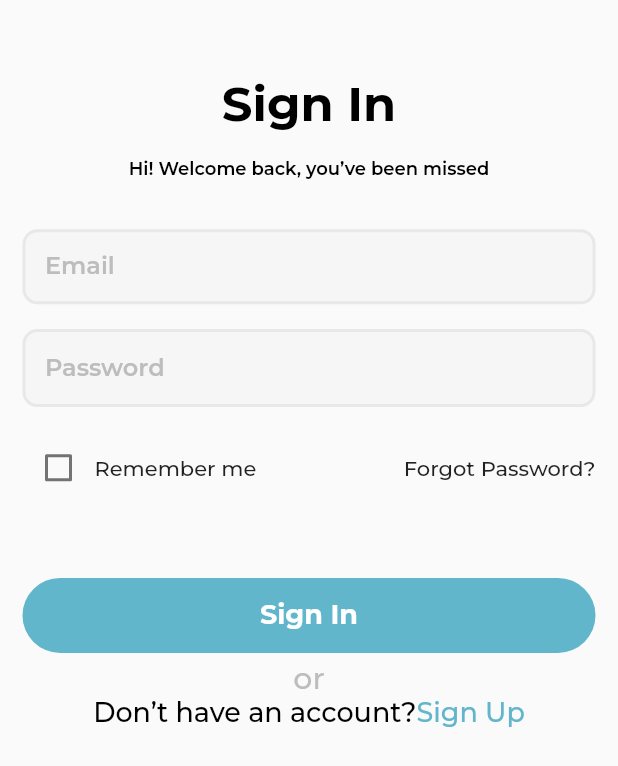
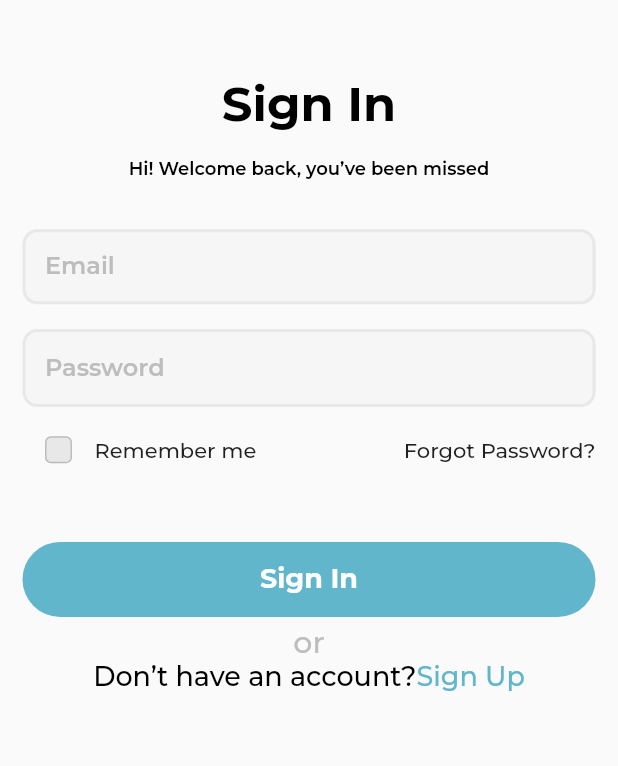
Before and after one commit to shahbazakon/Findme, a Flutter app: the SignInScreen screen opened directly, on a phone screen of 412 x 824 dp. Shown: the top 766 px of the screen. Run offline on Flutter 3.47's test engine with Material 2 defaults, Android fonts, the phone set to English and light mode, and no system bars; our stand-ins replace flutter_svg, smooth_page_indicator; project files that could hold a hidden picture were left out.

```diff
--- /dev/null
+++ b/lib/core/widget/Text Field/custom_checkbox.dart
@@ -0,0 +1,35 @@
+import 'package:find_me/core/utils/app_color.dart';
+import 'package:flutter/material.dart';
+
+class CustomCheckBox extends StatefulWidget {
+  const CustomCheckBox({super.key, required this.onChanged});
+
+  final Function(bool value) onChanged;
+
+  @override
+  State<CustomCheckBox> createState() => _CustomCheckBoxState();
+}
+
+class _CustomCheckBoxState extends State<CustomCheckBox> {
+  bool isRememberMe = false;
+  @override
+  Widget build(BuildContext context) {
+    return Checkbox(
+      value: isRememberMe,
+      shape: RoundedRectangleBorder(borderRadius: BorderRadius.circular(4)),
+      fillColor:
+          MaterialStateColor.resolveWith((states) => AppColors.lightGrey2),
+      side: BorderSide(
+        color: AppColors.lightGrey3,
+      ),
+      materialTapTargetSize: MaterialTapTargetSize.shrinkWrap,
+      visualDensity: const VisualDensity(horizontal: 2, vertical: -4),
+      onChanged: (value) {
+        setState(() {
+          isRememberMe = !isRememberMe;
+        });
+        widget.onChanged(isRememberMe);
+      },
+    );
+  }
+}
--- a/lib/core/widget/Text Field/custom_test_field.dart
+++ b/lib/core/widget/Text Field/custom_test_field.dart
@@ -19,7 +19,12 @@ class CustomTestField extends StatefulWidget {
 }
 
 class _CustomTestFieldState extends State<CustomTestField> {
-  bool isObscure = true;
+  bool isObscure = false;
+  @override
+  void initState() {
+    isObscure = widget.isObscureButton;
+    super.initState();
+  }
 
   @override
   Widget build(BuildContext context) {
--- a/lib/feature/onBoarding/presentation/pages/on_boarding_page.dart
+++ b/lib/feature/onBoarding/presentation/pages/on_boarding_page.dart
@@ -4,7 +4,7 @@ import '../../../../../core/utils/app_assets.dart';
 import '../../../../../core/utils/utils_methods.dart';
 import '../../../../core/helper/navigators.dart';
 import '../../../../core/widget/button/app_Button_widget.dart';
-import '../../../signIn/presentation/pages/sign_in_screen.dart';
+import '../../../signUp/presentation/pages/sign_up_screen.dart';
 import '../widget/dots_indicator_widget.dart';
 import '../widget/on_boarding_page_View.dart';
 
@@ -118,7 +118,7 @@ class _OnBoardingPageState extends State<OnBoardingPage> {
                                   onPressed: () {
                                     cupertinoNavigator(
                                         type: NavigatorType.PUSHREMOVEUNTIL,
-                                        screenName: const SignInScreen());
+                                        screenName: const SignUpScreen());
                                   },
                                 ),
                               )
```
Also changed, not shown: lib/feature/signIn/presentation/pages/sign_in_screen.dart (+10 -9 lines), lib/feature/signUp/presentation/pages/sign_up_screen.dart (added, +109 -0 lines).
